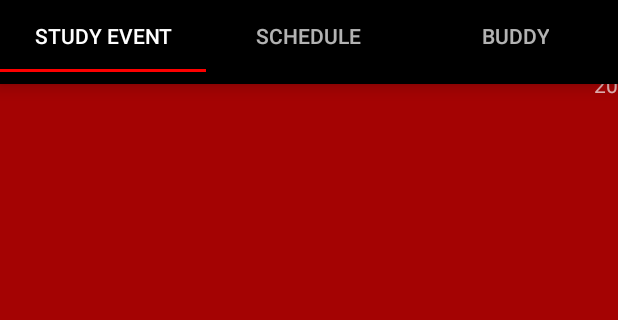
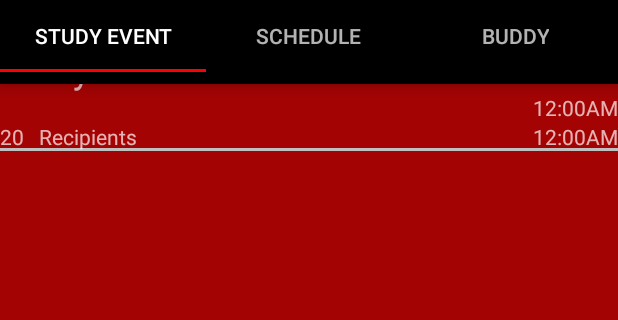
Before and after one commit to dthompson8074/CampusConnection, an Android app: the TabFragment1 screen opened directly, with no data from a screen before it, on a phone screen of 412 x 824 dp, the part 354-674 px from its top. Run offline under Robolectric (Android 15) with nearby library versions, the phone set to English and light mode, and no system bars; 2 statements that could not run were skipped.

```diff
--- a/CampusConnection/app/build.gradle
+++ b/CampusConnection/app/build.gradle
@@ -5,7 +5,7 @@ android {
     buildToolsVersion "24.0.2"
     defaultConfig {
         applicationId 'com.codingcrew.campusconnection'
-        minSdkVersion 14
+        minSdkVersion 16
         targetSdkVersion 24
         versionCode 1
         versionName "1.0"
@@ -30,5 +30,5 @@ dependencies {
     testCompile 'junit:junit:4.12'
     compile 'com.android.support:design:24.2.1'
     compile files('libs/easywsdl/ksoap2-android-assembly-3.6.1-jar-with-dependencies.jar')
-    compile 'com.android.support:recyclerview-v7:25.0.0'
+    compile 'com.android.support:recyclerview-v7:24.0.0'
 }
--- a/CampusConnection/app/src/main/java/com/codingcrew/campusconnection/data/EventData.java
+++ b/CampusConnection/app/src/main/java/com/codingcrew/campusconnection/data/EventData.java
@@ -18,6 +18,24 @@ public class EventData {
     private boolean mPayed;
     private UUID mID;
     private String mTitle;
+    private String mTimeStart;
+    private String mTimeEnd;
+
+    public String getTimeStart() {
+        return mTimeStart;
+    }
+
+    public void setTimeStart(String timeStart) {
+        mTimeStart = timeStart;
+    }
+
+    public String getTimeEnd() {
+        return mTimeEnd;
+    }
+
+    public void setTimeEnd(String timeEnd) {
+        mTimeEnd = timeEnd;
+    }
 
     public String getTitle() {
         return mTitle;
@@ -43,6 +61,8 @@ public class EventData {
         mInformation = "Extra";
         mID = UUID.randomUUID();
         mTitle = "Study Event";
+        mTimeEnd = "12:00AM";
+        mTimeStart = "12:00AM";
     }
 
     public String getMaxpeople() {
--- a/CampusConnection/app/src/main/java/com/codingcrew/campusconnection/tabs/TabFragment1.java
+++ b/CampusConnection/app/src/main/java/com/codingcrew/campusconnection/tabs/TabFragment1.java
@@ -15,8 +15,6 @@ import android.view.ViewGroup;
 import android.widget.TextView;
 import android.widget.Toast;
 
-import com.codingcrew.campusconnection.FeedActivity;
-import com.codingcrew.campusconnection.NewStudyEvent;
 import com.codingcrew.campusconnection.R;
 import com.codingcrew.campusconnection.data.EventData;
 import com.codingcrew.campusconnection.data.StudyEventList;
@@ -76,7 +74,8 @@ private class TabFragment1Holder extends RecyclerView.ViewHolder implements View
 
     private EventData mEventData;
     private TextView mTitleTextView;
-    private TextView mCourseTextView;
+    private TextView mTimeStart;
+    private TextView mTimeEnd;
     private TextView mMaxpeopleTextView;
 
     //EventHolder(Constructor)
@@ -84,13 +83,11 @@ private class TabFragment1Holder extends RecyclerView.ViewHolder implements View
         super(itemView);
         itemView.setOnClickListener(this);
         mTitleTextView = (TextView) itemView.findViewById(R.id.mTitle);
-        mCourseTextView = (TextView) itemView.findViewById(R.id.mTime);
+        mTimeStart = (TextView) itemView.findViewById(R.id.mTimeStart);
+        mTimeEnd = (TextView) itemView.findViewById(R.id.mTineEnd);
         mMaxpeopleTextView = (TextView) itemView.findViewById(R.id.number_of_people);
-
-
     }
-
-    // Allows FeedActivity to start when ever a view is clicked.
+        // Allows FeedActivity to start when ever a view is clicked.
     @Override
     public void onClick(View v) {
         //TODO Delete Toast
@@ -105,11 +102,12 @@ private class TabFragment1Holder extends RecyclerView.ViewHolder implements View
     /*  bindEvent(EventData)
         Sets the data for each individual views
      */
-    public void bindEvent(EventData events) {
+    public void bindEvent(EventData events)  {
         mEventData = events;
-        mTitleTextView.setText(mEventData.getCourse());
-        mCourseTextView.setText("12:00");
+        mTitleTextView.setText(mEventData.getTitle());
+        mTimeStart.setText(mEventData.getTimeStart());
         mMaxpeopleTextView.setText(mEventData.getMaxpeople());
+        mTimeEnd.setText(mEventData.getTimeEnd());
     }
 }
 
--- a/CampusConnection/app/src/main/java/com/codingcrew/campusconnection/tabs/TabFragment2.java
+++ b/CampusConnection/app/src/main/java/com/codingcrew/campusconnection/tabs/TabFragment2.java
@@ -84,7 +84,7 @@ public class TabFragment2 extends Fragment {
             super(itemView);
             itemView.setOnClickListener(this);
             mTitleTextView = (TextView) itemView.findViewById(R.id.mTitle);
-            mCourseTextView = (TextView) itemView.findViewById(R.id.mTime);
+            mCourseTextView = (TextView) itemView.findViewById(R.id.mTimeStart);
             mMaxpeopleTextView = (TextView) itemView.findViewById(R.id.number_of_people);
 
 
--- a/CampusConnection/app/src/main/java/com/codingcrew/campusconnection/tabs/TabFragment3.java
+++ b/CampusConnection/app/src/main/java/com/codingcrew/campusconnection/tabs/TabFragment3.java
@@ -84,7 +84,7 @@ public class TabFragment3 extends Fragment {
             super(itemView);
             itemView.setOnClickListener(this);
             mTitleTextView = (TextView) itemView.findViewById(R.id.mTitle);
-            mCourseTextView = (TextView) itemView.findViewById(R.id.mTime);
+            mCourseTextView = (TextView) itemView.findViewById(R.id.mTimeStart);
             mMaxpeopleTextView = (TextView) itemView.findViewById(R.id.number_of_people);
 
 
--- a/CampusConnection/app/src/main/res/layout/activity_new_study_event.xml
+++ b/CampusConnection/app/src/main/res/layout/activity_new_study_event.xml
@@ -11,7 +11,7 @@
     tools:context="com.codingcrew.campusconnection.NewStudyEvent"
     android:background="@color/maroon">
 
-    <TextView
+    <Button
         android:text="12 : 00"
         android:textSize="30sp"
         android:layout_width="wrap_content"
@@ -51,7 +51,7 @@
         android:layout_alignLeft="@+id/endTime"
         android:layout_alignStart="@+id/endTime"/>
 
-    <TextView
+    <Button
         android:text="12 : 00"
         android:textSize="30sp"
         android:layout_width="wrap_content"
--- a/CampusConnection/app/src/main/res/layout/item_study_event.xml
+++ b/CampusConnection/app/src/main/res/layout/item_study_event.xml
@@ -3,25 +3,9 @@
                 xmlns:tools="http://schemas.android.com/tools"
               android:orientation="vertical"
               android:layout_width="match_parent"
-              android:layout_height="wrap_content">
-
-    <TextView
-        android:layout_width="wrap_content"
               android:layout_height="wrap_content"
-        android:id="@+id/mTime"
-        android:layout_alignParentTop="true"
-        android:layout_alignParentRight="true"
-        android:layout_alignParentEnd="true"
-        tools:text="Event Time"/>
-
-    <TextView
-        android:layout_width="wrap_content"
-        android:layout_height="wrap_content"
-        android:layout_below="@+id/mTime"
-        android:layout_alignParentRight="true"
-        android:layout_alignParentEnd="true"
-        android:id="@+id/number_of_people"
-        tools:text="Event people"/>
+                android:paddingTop="2dp"
+    >
 
         <TextView
             android:layout_width="wrap_content"
@@ -31,5 +15,57 @@
             tools:text="Event Title"
             android:layout_alignParentTop="true"
             android:layout_alignParentLeft="true"
+            android:layout_alignParentStart="true"
+            />
+
+
+        <TextView
+            android:layout_width="wrap_content"
+            android:layout_height="wrap_content"
+            android:id="@+id/mTimeStart"
+            tools:text="Event Time"
+            android:layout_below="@+id/mTitle"
+            android:layout_alignParentRight="true"
+            android:layout_alignParentEnd="true"/>
+
+        <TextView
+            android:text="Event Time"
+            android:layout_width="wrap_content"
+            android:layout_height="wrap_content"
+            android:id="@+id/mTineEnd"
+            android:layout_below="@+id/mTimeStart"
+            android:layout_alignParentRight="true"
+            android:layout_alignParentEnd="true"/>
+
+        <TextView
+            android:layout_width="wrap_content"
+            android:layout_height="wrap_content"
+            android:id="@+id/number_of_people"
+            tools:text="##"
+            android:layout_alignBaseline="@+id/mTineEnd"
+            android:layout_alignBottom="@+id/mTineEnd"
+            android:layout_alignParentLeft="true"
             android:layout_alignParentStart="true"/>
+
+        <View
+            android:layout_width="fill_parent"
+            android:layout_height="2dp"
+            android:background="#c0c0c0"
+
+            android:layout_alignParentBottom="true"
+            android:layout_alignParentLeft="true"
+            android:layout_alignParentStart="true"/>
+
+        <TextView
+            android:text="Recipients"
+            android:layout_width="wrap_content"
+            android:layout_height="wrap_content"
+            android:id="@+id/textView2"
+            android:layout_alignBaseline="@+id/number_of_people"
+            android:layout_alignBottom="@+id/number_of_people"
+            android:layout_toRightOf="@+id/number_of_people"
+            android:layout_toEndOf="@+id/number_of_people"
+            android:layout_marginLeft="10dp"
+            android:layout_marginStart="10dp"/>
+
 </RelativeLayout>
--- a/CampusConnection/app/src/main/res/values/styles.xml
+++ b/CampusConnection/app/src/main/res/values/styles.xml
@@ -16,4 +16,6 @@
         <item name="colorAccent">@color/red</item>
     </style>
 
+
+
 </resources>
```
Also changed, not shown: CampusConnection/app/src/main/java/com/codingcrew/campusconnection/FeedActivity.java (+7 -4 lines), CampusConnection/app/src/main/java/com/codingcrew/campusconnection/NewStudyEvent.java (+51 -10 lines), CampusConnection/app/src/main/java/com/codingcrew/campusconnection/TimePickerFragment.java (added, +70 -0 lines), CampusConnection/app/src/main/java/com/codingcrew/campusconnection/TimePickerFragment2.java (added, +75 -0 lines), CampusConnection/app/src/main/java/com/codingcrew/campusconnection/data/StudyEventList.java (+10 -0 lines), CampusConnection/app/src/main/res/layout-large/activity_new_study_event.xml (+21 -17 lines). Lines whose indentation alone changed are shown as unchanged.
